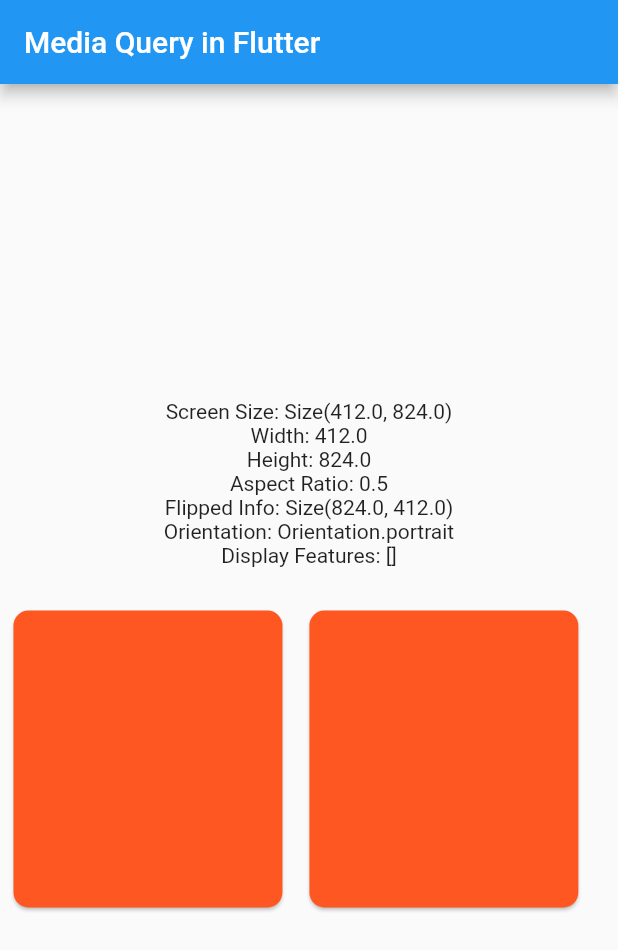
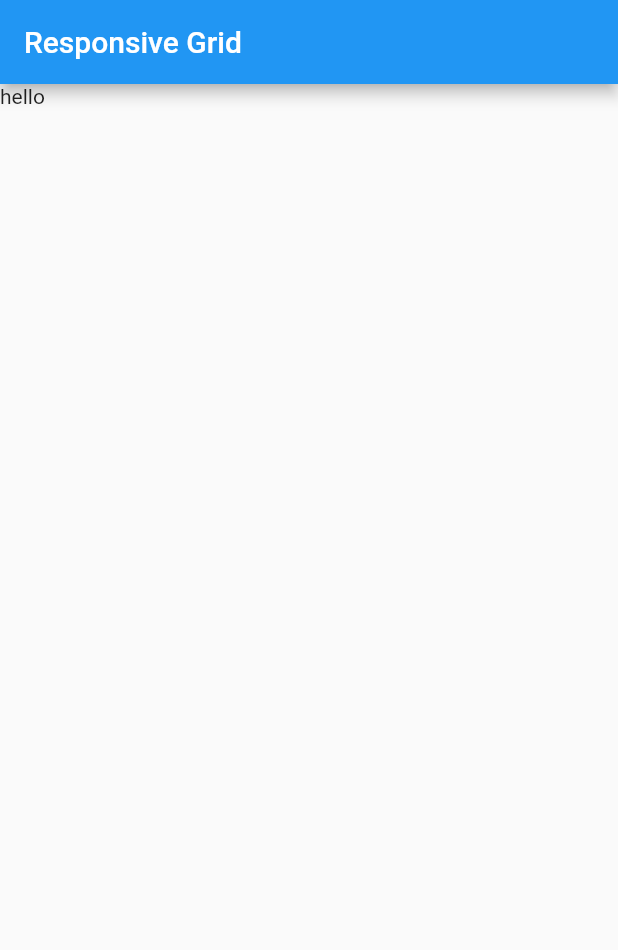
Before and after one commit to Ridoy-paul/flutter-components, a Flutter app: the screen it shows after launch, on a phone screen of 412 x 824 dp. Shown: the top 950 px of the screen. Run offline on Flutter 3.47's test engine with Material 2 defaults, Android fonts, the phone set to English and light mode, and no system bars.

Commit message:
responsive grid add

```diff
--- a/lib/main.dart
+++ b/lib/main.dart
@@ -1,6 +1,6 @@
 import 'dart:ui';
-
 import 'package:flutter/material.dart';
+import 'style.dart';
 
 void main(){
   return runApp(MyApp());
@@ -23,65 +23,13 @@ class HomeScreen extends StatelessWidget {
 
   @override
   Widget build(BuildContext context) {
-    Size size = MediaQuery.sizeOf(context);
-    Orientation displayOrientation = MediaQuery.orientationOf(context);
-    List<DisplayFeature> displayFeatures = MediaQuery.displayFeaturesOf(context);
+
     return Scaffold(
       appBar: AppBar(
-        title: Text('Media Query in Flutter'),
+        title: Text('Responsive Grid'),
       ),
       body: SafeArea(
-        child: Center(
-          child: Column(
-
-            mainAxisAlignment: MainAxisAlignment.center,
-            children: [
-              Text("Screen Size: ${size}"),
-              Text("Width: ${size.width}"),
-              Text("Height: ${size.height}"),
-              Text("Aspect Ratio: ${size.aspectRatio}"),
-              Text("Flipped Info: ${size.flipped}"),
-              Text("Orientation: ${displayOrientation}"),
-              Text("Display Features: ${displayFeatures}"),
-              SizedBox(height: 20,),
-              Container(
-                child: SizedBox(
-                  child: Row(
-                    children: [
-                      Padding(
-                        padding: const EdgeInsets.all(5.0),
-                        child: SizedBox(
-                          width: MediaQuery.sizeOf(context).width/2.2,
-                          height: MediaQuery.sizeOf(context).width/2,
-                          child: Card(
-                            color: Colors.deepOrange,
-                            shape: RoundedRectangleBorder(
-                              borderRadius: BorderRadius.circular(10),
-                            ),
-                          ),
-                        ),
-                      ),
-                      Padding(
-                        padding: const EdgeInsets.all(5.0),
-                        child: SizedBox(
-                          width: MediaQuery.sizeOf(context).width/2.2,
-                          height: MediaQuery.sizeOf(context).width/2,
-                          child: Card(
-                            color: Colors.deepOrange,
-                            shape: RoundedRectangleBorder(
-                              borderRadius: BorderRadius.circular(10),
-                            ),
-                          ),
-                        ),
-                      ),
-
-                    ],
-                  ),
-                ),
-              )
-            ],
-          )
-        ),
+        child: Text("hello"),
       ),
     );
   }
--- a/lib/test.dart
+++ /dev/null
@@ -1,90 +0,0 @@
-import 'package:flutter/material.dart';
-
-void main() {
-  return runApp(MyApp());
-}
-
-class MyApp extends StatelessWidget {
-  const MyApp({super.key});
-
-  @override
-  Widget build(BuildContext context) {
-    return MaterialApp(
-      home: HomeScreen(),
-    );
-  }
-}
-
-class HomeScreen extends StatelessWidget {
-   HomeScreen({super.key});
-
-  var myList = [
-    {"img" : "https://cdn-ipieb.nitrocdn.com/XUuAIAbfSYJmvfScsdokbEdfsfJmcNEb/assets/images/optimized/rev-9f5d252/wp-content/uploads/2023/05/B2.png", "title" : "Ridoy Paul"},
-    {"img" : "https://cdn-ipieb.nitrocdn.com/XUuAIAbfSYJmvfScsdokbEdfsfJmcNEb/assets/images/optimized/rev-9f5d252/wp-content/uploads/2023/05/Untitled-design-2.jpg", "title" : "Jago news"},
-    {"img" : "https://cdn-ipieb.nitrocdn.com/XUuAIAbfSYJmvfScsdokbEdfsfJmcNEb/assets/images/optimized/rev-9f5d252/wp-content/uploads/2023/05/Untitled-design-1.jpg", "title" : "Somoy News"},
-    {"img" : "https://cdn-ipieb.nitrocdn.com/XUuAIAbfSYJmvfScsdokbEdfsfJmcNEb/assets/images/optimized/rev-9f5d252/wp-content/uploads/2023/05/Untitled-design-7.jpg", "title" : "Nasa"},
-    {"img" : "https://cdn-ipieb.nitrocdn.com/XUuAIAbfSYJmvfScsdokbEdfsfJmcNEb/assets/images/optimized/rev-9f5d252/wp-content/uploads/2023/05/Untitled-design-4.jpg", "title" : "Basis Soft Expo."},
-    {"img" : "https://cdn-ipieb.nitrocdn.com/XUuAIAbfSYJmvfScsdokbEdfsfJmcNEb/assets/images/optimized/rev-9f5d252/wp-content/uploads/2023/05/Untitled-design-6.jpg", "title" : "Sodesh Bidesh"},
-    {"img" : "https://cdn-ipieb.nitrocdn.com/XUuAIAbfSYJmvfScsdokbEdfsfJmcNEb/assets/images/optimized/rev-9f5d252/wp-content/uploads/2023/05/B2.png", "title" : "Ridoy Paul"},
-    {"img" : "https://cdn-ipieb.nitrocdn.com/XUuAIAbfSYJmvfScsdokbEdfsfJmcNEb/assets/images/optimized/rev-9f5d252/wp-content/uploads/2023/05/Untitled-design-2.jpg", "title" : "Jago news"},
-    {"img" : "https://cdn-ipieb.nitrocdn.com/XUuAIAbfSYJmvfScsdokbEdfsfJmcNEb/assets/images/optimized/rev-9f5d252/wp-content/uploads/2023/05/Untitled-design-1.jpg", "title" : "Somoy News"},
-    {"img" : "https://cdn-ipieb.nitrocdn.com/XUuAIAbfSYJmvfScsdokbEdfsfJmcNEb/assets/images/optimized/rev-9f5d252/wp-content/uploads/2023/05/Untitled-design-7.jpg", "title" : "Nasa"},
-    {"img" : "https://cdn-ipieb.nitrocdn.com/XUuAIAbfSYJmvfScsdokbEdfsfJmcNEb/assets/images/optimized/rev-9f5d252/wp-content/uploads/2023/05/Untitled-design-4.jpg", "title" : "Basis Soft Expo."},
-    {"img" : "https://cdn-ipieb.nitrocdn.com/XUuAIAbfSYJmvfScsdokbEdfsfJmcNEb/assets/images/optimized/rev-9f5d252/wp-content/uploads/2023/05/Untitled-design-6.jpg", "title" : "Sodesh Bidesh"},
-    {"img" : "https://cdn-ipieb.nitrocdn.com/XUuAIAbfSYJmvfScsdokbEdfsfJmcNEb/assets/images/optimized/rev-9f5d252/wp-content/uploads/2023/05/B2.png", "title" : "Ridoy Paul"},
-    {"img" : "https://cdn-ipieb.nitrocdn.com/XUuAIAbfSYJmvfScsdokbEdfsfJmcNEb/assets/images/optimized/rev-9f5d252/wp-content/uploads/2023/05/Untitled-design-2.jpg", "title" : "Jago news"},
-    {"img" : "https://cdn-ipieb.nitrocdn.com/XUuAIAbfSYJmvfScsdokbEdfsfJmcNEb/assets/images/optimized/rev-9f5d252/wp-content/uploads/2023/05/Untitled-design-1.jpg", "title" : "Somoy News"},
-    {"img" : "https://cdn-ipieb.nitrocdn.com/XUuAIAbfSYJmvfScsdokbEdfsfJmcNEb/assets/images/optimized/rev-9f5d252/wp-content/uploads/2023/05/Untitled-design-7.jpg", "title" : "Nasa"},
-    {"img" : "https://cdn-ipieb.nitrocdn.com/XUuAIAbfSYJmvfScsdokbEdfsfJmcNEb/assets/images/optimized/rev-9f5d252/wp-content/uploads/2023/05/Untitled-design-4.jpg", "title" : "Basis Soft Expo."},
-    {"img" : "https://cdn-ipieb.nitrocdn.com/XUuAIAbfSYJmvfScsdokbEdfsfJmcNEb/assets/images/optimized/rev-9f5d252/wp-content/uploads/2023/05/Untitled-design-6.jpg", "title" : "Sodesh Bidesh"},
-    {"img" : "https://cdn-ipieb.nitrocdn.com/XUuAIAbfSYJmvfScsdokbEdfsfJmcNEb/assets/images/optimized/rev-9f5d252/wp-content/uploads/2023/05/B2.png", "title" : "Ridoy Paul"},
-    {"img" : "https://cdn-ipieb.nitrocdn.com/XUuAIAbfSYJmvfScsdokbEdfsfJmcNEb/assets/images/optimized/rev-9f5d252/wp-content/uploads/2023/05/Untitled-design-2.jpg", "title" : "Jago news"},
-    {"img" : "https://cdn-ipieb.nitrocdn.com/XUuAIAbfSYJmvfScsdokbEdfsfJmcNEb/assets/images/optimized/rev-9f5d252/wp-content/uploads/2023/05/Untitled-design-1.jpg", "title" : "Somoy News"},
-    {"img" : "https://cdn-ipieb.nitrocdn.com/XUuAIAbfSYJmvfScsdokbEdfsfJmcNEb/assets/images/optimized/rev-9f5d252/wp-content/uploads/2023/05/Untitled-design-7.jpg", "title" : "Nasa"},
-    {"img" : "https://cdn-ipieb.nitrocdn.com/XUuAIAbfSYJmvfScsdokbEdfsfJmcNEb/assets/images/optimized/rev-9f5d252/wp-content/uploads/2023/05/Untitled-design-4.jpg", "title" : "Basis Soft Expo."},
-    {"img" : "https://cdn-ipieb.nitrocdn.com/XUuAIAbfSYJmvfScsdokbEdfsfJmcNEb/assets/images/optimized/rev-9f5d252/wp-content/uploads/2023/05/Untitled-design-6.jpg", "title" : "Sodesh Bidesh"},
-    {"img" : "https://cdn-ipieb.nitrocdn.com/XUuAIAbfSYJmvfScsdokbEdfsfJmcNEb/assets/images/optimized/rev-9f5d252/wp-content/uploads/2023/05/B2.png", "title" : "Ridoy Paul"},
-    {"img" : "https://cdn-ipieb.nitrocdn.com/XUuAIAbfSYJmvfScsdokbEdfsfJmcNEb/assets/images/optimized/rev-9f5d252/wp-content/uploads/2023/05/Untitled-design-2.jpg", "title" : "Jago news"},
-    {"img" : "https://cdn-ipieb.nitrocdn.com/XUuAIAbfSYJmvfScsdokbEdfsfJmcNEb/assets/images/optimized/rev-9f5d252/wp-content/uploads/2023/05/Untitled-design-1.jpg", "title" : "Somoy News"},
-    {"img" : "https://cdn-ipieb.nitrocdn.com/XUuAIAbfSYJmvfScsdokbEdfsfJmcNEb/assets/images/optimized/rev-9f5d252/wp-content/uploads/2023/05/Untitled-design-7.jpg", "title" : "Nasa"},
-    {"img" : "https://cdn-ipieb.nitrocdn.com/XUuAIAbfSYJmvfScsdokbEdfsfJmcNEb/assets/images/optimized/rev-9f5d252/wp-content/uploads/2023/05/Untitled-design-4.jpg", "title" : "Basis Soft Expo."},
-    {"img" : "https://cdn-ipieb.nitrocdn.com/XUuAIAbfSYJmvfScsdokbEdfsfJmcNEb/assets/images/optimized/rev-9f5d252/wp-content/uploads/2023/05/Untitled-design-6.jpg", "title" : "Sodesh Bidesh"},
-  ];
-
-  @override
-  Widget build(BuildContext context) {
-    return Scaffold(
-      appBar: AppBar(
-        title: Text("Test"),
-      ),
-
-      body: Padding(
-        padding: EdgeInsets.all(3.0),
-        child: GridView.builder(
-            gridDelegate: SliverGridDelegateWithFixedCrossAxisCount(
-              crossAxisCount: 3,
-              childAspectRatio: 1.4,
-              crossAxisSpacing: 3,
-            ),
-            itemCount: myList.length,
-            itemBuilder: (context, index) {
-              return GestureDetector(
-                onTap: () {
-
-                },
-                child: Container(
-                  padding: EdgeInsets.all(2),
-                  width: double.infinity,
-                  height: 200,
-                  child: Image.network(
-                    myList[index]['img']!,
-                    fit: BoxFit.fill,
-                  ),
-                ),
-              );
-            }
-        ),
-      ),
-    );
-  }
-}
--- a/pubspec.yaml
+++ b/pubspec.yaml
@@ -35,6 +35,7 @@ dependencies:
   # The following adds the Cupertino Icons font to your application.
   # Use with the CupertinoIcons class for iOS style icons.
   cupertino_icons: ^1.0.2
+  flutter_bootstrap: "^2.0.0"
 
 dev_dependencies:
   flutter_test:
```
Also changed, not shown: lib/style.dart (added, +18 -0 lines), pubspec.lock.
